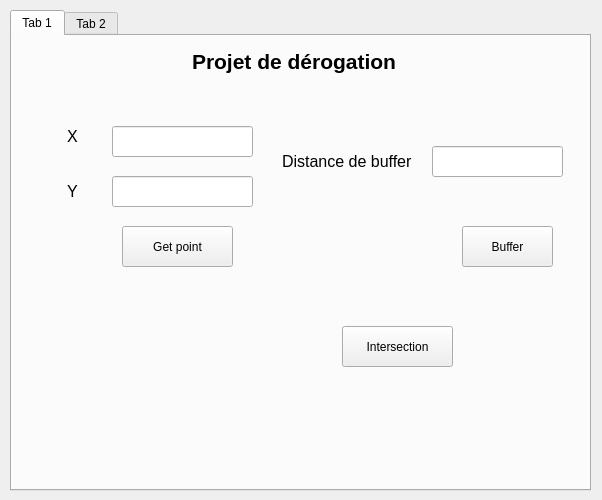
Before: the Qt Designer form derogation_projet_sig_dialog_base.ui in ilyassehanafi/derogation_plugin, drawn with Qt 5.
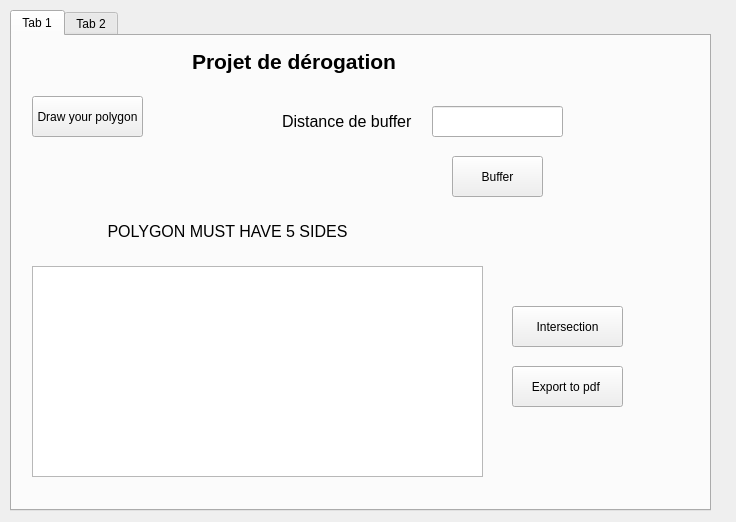
After: the same form once the commit is applied.

The edit to the form file:
```diff
--- a/derogation_projet_sig_dialog_base.ui
+++ b/derogation_projet_sig_dialog_base.ui
@@ -6,13 +6,16 @@
    <rect>
     <x>0</x>
     <y>0</y>
-    <width>602</width>
-    <height>500</height>
+    <width>736</width>
+    <height>522</height>
    </rect>
   </property>
   <property name="windowTitle">
    <string>MINI_PROJET_DEROGATION</string>
   </property>
+  <property name="styleSheet">
+   <string notr="true"/>
+  </property>
   <widget class="QDialogButtonBox" name="button_box">
    <property name="geometry">
     <rect>
@@ -34,8 +37,8 @@
     <rect>
      <x>10</x>
      <y>10</y>
-     <width>581</width>
-     <height>481</height>
+     <width>701</width>
+     <height>501</height>
     </rect>
    </property>
    <property name="styleSheet">
@@ -48,36 +51,26 @@
     <attribute name="title">
      <string>Tab 1</string>
     </attribute>
-    <widget class="QLineEdit" name="corY">
+    <widget class="QPushButton" name="drawPolygon">
      <property name="geometry">
       <rect>
-       <x>100</x>
-       <y>140</y>
-       <width>141</width>
-       <height>31</height>
-      </rect>
-     </property>
-    </widget>
-    <widget class="QPushButton" name="getPoint">
-     <property name="geometry">
-      <rect>
-       <x>110</x>
-       <y>190</y>
+       <x>20</x>
+       <y>60</y>
        <width>111</width>
        <height>41</height>
       </rect>
      </property>
      <property name="text">
-      <string>Get point</string>
+      <string>Draw your polygon</string>
      </property>
     </widget>
     <widget class="QLabel" name="label">
      <property name="geometry">
       <rect>
-       <x>50</x>
-       <y>90</y>
-       <width>21</width>
-       <height>21</height>
+       <x>60</x>
+       <y>160</y>
+       <width>311</width>
+       <height>71</height>
       </rect>
      </property>
      <property name="font">
@@ -86,28 +79,7 @@
       </font>
      </property>
      <property name="text">
-      <string>X</string>
-     </property>
-     <property name="alignment">
-      <set>Qt::AlignCenter</set>
-     </property>
-    </widget>
-    <widget class="QLabel" name="label_2">
-     <property name="geometry">
-      <rect>
-       <x>50</x>
-       <y>140</y>
-       <width>21</width>
-       <height>31</height>
-      </rect>
-     </property>
-     <property name="font">
-      <font>
-       <pointsize>12</pointsize>
-      </font>
-     </property>
-     <property name="text">
-      <string>Y</string>
+      <string>POLYGON MUST HAVE 5 SIDES</string>
      </property>
      <property name="alignment">
       <set>Qt::AlignCenter</set>
@@ -118,7 +90,7 @@
       <rect>
        <x>180</x>
        <y>10</y>
-       <width>231</width>
+       <width>291</width>
        <height>31</height>
       </rect>
      </property>
@@ -138,7 +110,7 @@
      <property name="geometry">
       <rect>
        <x>270</x>
-       <y>110</y>
+       <y>70</y>
        <width>131</width>
        <height>31</height>
       </rect>
@@ -156,27 +128,17 @@
      <property name="geometry">
       <rect>
        <x>420</x>
-       <y>110</y>
+       <y>70</y>
        <width>131</width>
        <height>31</height>
       </rect>
      </property>
     </widget>
-    <widget class="QLineEdit" name="corX">
-     <property name="geometry">
-      <rect>
-       <x>100</x>
-       <y>90</y>
-       <width>141</width>
-       <height>31</height>
-      </rect>
-     </property>
-    </widget>
     <widget class="QPushButton" name="appBuffer">
      <property name="geometry">
       <rect>
-       <x>450</x>
-       <y>190</y>
+       <x>440</x>
+       <y>120</y>
        <width>91</width>
        <height>41</height>
       </rect>
@@ -188,8 +150,8 @@
     <widget class="QPushButton" name="intersection">
      <property name="geometry">
       <rect>
-       <x>330</x>
-       <y>290</y>
+       <x>500</x>
+       <y>270</y>
        <width>111</width>
        <height>41</height>
       </rect>
@@ -198,6 +160,32 @@
       <string>Intersection</string>
      </property>
     </widget>
+    <widget class="QPushButton" name="exportLayer">
+     <property name="geometry">
+      <rect>
+       <x>500</x>
+       <y>330</y>
+       <width>111</width>
+       <height>41</height>
+      </rect>
+     </property>
+     <property name="text">
+      <string>Export to pdf </string>
+     </property>
+    </widget>
+    <widget class="QTableWidget" name="liste_des_intersections">
+     <property name="enabled">
+      <bool>true</bool>
+     </property>
+     <property name="geometry">
+      <rect>
+       <x>20</x>
+       <y>230</y>
+       <width>451</width>
+       <height>211</height>
+      </rect>
+     </property>
+    </widget>
    </widget>
    <widget class="QWidget" name="tab_2">
     <attribute name="title">
```
